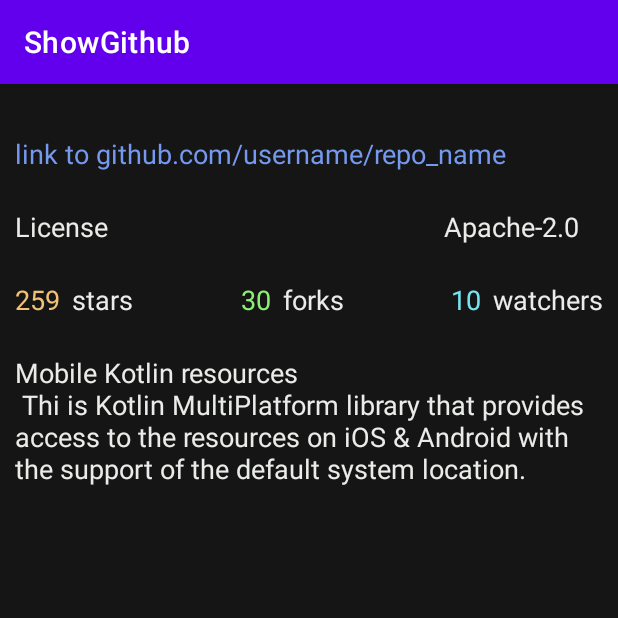
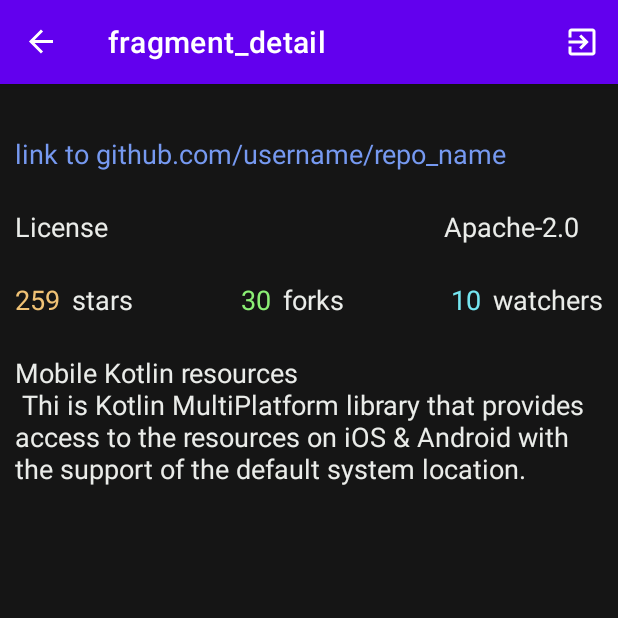
Before and after one commit to pavelfire/ShowGithub, an Android app: the DetailFragment screen opened through its navigation route, on a phone screen of 412 x 824 dp, the top half of it. Run offline under Robolectric (Android 15) with nearby library versions, the phone set to English and light mode, and no system bars; our stand-ins replace navigation-ui.

Commit message:
app bar (action bar) and options menu added

```diff
--- a/app/src/main/java/com/vk/directop/showgithub/data/repository/GithubRepositoryImpl.kt
+++ b/app/src/main/java/com/vk/directop/showgithub/data/repository/GithubRepositoryImpl.kt
@@ -13,6 +13,11 @@ class GithubRepositoryImpl(private val githubApi: GithubApi) : GithubRepository
         return mapToDomainRepo(result)
     }
 
+    override suspend fun login(username : String, token: String): List<RepoDomain> {
+        val result = githubApi.login(username)
+        return mapToDomainRepo(result)
+    }
+
     private fun mapToDomainRepo(oldList: List<RepoDTO>) : List<RepoDomain>{
         return oldList.map { it.toRepoDomain() }
     }
--- a/app/src/main/java/com/vk/directop/showgithub/domain/repository/GithubRepository.kt
+++ b/app/src/main/java/com/vk/directop/showgithub/domain/repository/GithubRepository.kt
@@ -5,4 +5,6 @@ import com.vk.directop.showgithub.domain.model.RepoDomain
 interface GithubRepository {
 
     suspend fun getUserRepos(name: String): List<RepoDomain>
+
+    suspend fun login(username: String, token: String): List<RepoDomain>
 }
--- a/app/src/main/java/com/vk/directop/showgithub/presentation/MainActivity.kt
+++ b/app/src/main/java/com/vk/directop/showgithub/presentation/MainActivity.kt
@@ -2,20 +2,29 @@ package com.vk.directop.showgithub.presentation
 
 import androidx.appcompat.app.AppCompatActivity
 import android.os.Bundle
+import androidx.navigation.findNavController
+import androidx.navigation.ui.NavigationUI
 import com.vk.directop.showgithub.R
 
 class MainActivity : AppCompatActivity() {
     override fun onCreate(savedInstanceState: Bundle?) {
         super.onCreate(savedInstanceState)
         setContentView(R.layout.activity_main)
+
+        val navController = this.findNavController(R.id.nav_host_fragment)
+        NavigationUI.setupActionBarWithNavController(this,navController)
     }
+
+    override fun onSupportNavigateUp(): Boolean {
+        val navController = this.findNavController(R.id.nav_host_fragment)
+        return navController.navigateUp()
+    }
+
 }
 
 //https://docs.github.com/en
 //https://kmm.icerock.dev/university/android-basics/practice
 //https://api.github.com/users/octocat/repos
 
-
-
 //https://yandex.ru/search/?clid=1882628&text=curl+-i+-u+your_username%3Ayour_token+https%3A%2F%2Fapi.github.com%2Fuser+to+get+retrofit&l10n=ru&lr=47
 //https://www.andreyolegovich.ru/testing/api/github.php
--- a/app/src/main/java/com/vk/directop/showgithub/presentation/detail/DetailFragment.kt
+++ b/app/src/main/java/com/vk/directop/showgithub/presentation/detail/DetailFragment.kt
@@ -3,11 +3,13 @@ package com.vk.directop.showgithub.presentation.detail
 import android.content.Intent
 import android.net.Uri
 import android.os.Bundle
+import android.util.Log
+import android.view.*
 import androidx.fragment.app.Fragment
-import android.view.LayoutInflater
-import android.view.View
-import android.view.ViewGroup
+import androidx.navigation.findNavController
+import androidx.navigation.ui.NavigationUI
 import com.vk.directop.showgithub.R
+import kotlin.system.exitProcess
 
 
 class DetailFragment : Fragment() {
@@ -22,6 +24,9 @@ class DetailFragment : Fragment() {
         savedInstanceState: Bundle?
     ): View? {
         // Inflate the layout for this fragment
+
+        setHasOptionsMenu(true)
+
         return inflater.inflate(R.layout.fragment_detail, container, false)
     }
 
@@ -29,6 +34,22 @@ class DetailFragment : Fragment() {
 
     }
 
+    override fun onCreateOptionsMenu(menu: Menu, inflater: MenuInflater) {
+        super.onCreateOptionsMenu(menu, inflater)
+        inflater.inflate(R.menu.options_menu, menu)
+    }
+    override fun onOptionsItemSelected(item: MenuItem): Boolean {
+        return when (item.itemId) {
+            R.id.menu_exit -> {
+                exitProcess(-1)
+                true
+            }
+            else -> {
+                super.onOptionsItemSelected(item)
+            }
+        }
+    }
+
     //открывает браузер и переходит по ссылке
 //    val link = Uri.parse("https://ya.ru")
 //    val intent = Intent(Intent.ACTION_VIEW, link)
--- a/app/src/main/java/com/vk/directop/showgithub/presentation/login/LoginFragment.kt
+++ b/app/src/main/java/com/vk/directop/showgithub/presentation/login/LoginFragment.kt
@@ -41,10 +41,13 @@ class LoginFragment : Fragment() {
 
         //viewModel = ViewModelProvider(this).get(LoginViewModel::class.java)
 
+        var name = ""
+
         binding.btSignIn.setOnClickListener {
+            name = binding.etUsername.text.toString()
             viewModel.loginClicked()
             viewModel.login(
-                binding.etUsername.text.toString(),
+                name,
                 binding.etToken.text.toString()
             )
         }
--- a/app/src/main/java/com/vk/directop/showgithub/presentation/login/LoginViewModel.kt
+++ b/app/src/main/java/com/vk/directop/showgithub/presentation/login/LoginViewModel.kt
@@ -5,6 +5,12 @@ import androidx.lifecycle.LiveData
 import androidx.lifecycle.MutableLiveData
 import androidx.lifecycle.ViewModel
 import androidx.lifecycle.viewModelScope
+import com.vk.directop.showgithub.data.network.GithubApi
+import com.vk.directop.showgithub.data.network.GithubNetwork
+import com.vk.directop.showgithub.data.repository.GithubRepositoryImpl
+import com.vk.directop.showgithub.domain.model.RepoDomain
+import com.vk.directop.showgithub.domain.usecase.GetReposUseCase
+import com.vk.directop.showgithub.domain.usecase.LoginUseCase
 import kotlinx.coroutines.delay
 import kotlinx.coroutines.flow.MutableStateFlow
 import kotlinx.coroutines.flow.StateFlow
@@ -17,18 +23,41 @@ class LoginViewModel : ViewModel() {
         get() = _eventLogin
 
     private val _loginUiState = MutableStateFlow<LoginUiState>(LoginUiState.Empty)
-    val loginUiState : StateFlow<LoginUiState> = _loginUiState
+    val loginUiState: StateFlow<LoginUiState> = _loginUiState
+
+    private val githubApi: GithubApi by lazy { GithubNetwork() }
+    private val githubRepository by lazy { GithubRepositoryImpl(githubApi) }
+    private val loginUseCase by lazy { LoginUseCase(githubRepository) }
+
+    private val _response = MutableLiveData<List<RepoDomain>>()
+    val response: LiveData<List<RepoDomain>>
+        get() = _response
+
 
     fun login(username: String, token: String) = viewModelScope.launch {
         _loginUiState.value = LoginUiState.Loading
-        delay(1300L)
-        if(username == "and" && token == "and"){
+        //delay(1300L)
+
+        if (username == "and" && token == "and") {
+            //if (username.isNotEmpty() && token.isNotEmpty()) {
+
             _loginUiState.value = LoginUiState.Success
             _eventLogin.value = true
-        }else if(username.isEmpty() || token.isEmpty()){
+        } else if (username.isNotEmpty() && token.isEmpty()) {
+
+            viewModelScope.launch {
+                val dataList = loginUseCase.execute(name = username, token = token)
+                Log.d("MyTag", "received: $dataList")
+                //_response.value = dataList
+            }
+
+            _loginUiState.value = LoginUiState.Success
+            _eventLogin.value = true
+        } else if (username.isEmpty() || token.isEmpty()) {
             _loginUiState.value = LoginUiState.Error("Username and token must not be empty.")
-        }else{
-            _loginUiState.value = LoginUiState.Error("Wrong credentials! For enter write username: and token: and")
+        } else {
+            _loginUiState.value =
+                LoginUiState.Error("Wrong credentials! For enter write username: and token: and")
         }
     }
 
@@ -39,7 +68,12 @@ class LoginViewModel : ViewModel() {
         object Empty : LoginUiState()
     }
 
-    fun loginClicked(){
+    fun loginClicked() {
         Log.d("MyTag", "login clicked in view model")
     }
+
+
+    init {
+
+    }
 }
--- /dev/null
+++ b/app/src/main/res/drawable/ic_baseline_exit_to_app_24.xml
@@ -0,0 +1,10 @@
+<vector xmlns:android="http://schemas.android.com/apk/res/android"
+    android:width="24dp"
+    android:height="24dp"
+    android:viewportWidth="24"
+    android:viewportHeight="24"
+    android:tint="?attr/colorControlNormal">
+  <path
+      android:fillColor="@android:color/white"
+      android:pathData="M10.09,15.59L11.5,17l5,-5 -5,-5 -1.41,1.41L12.67,11H3v2h9.67l-2.58,2.59zM19,3H5c-1.11,0 -2,0.9 -2,2v4h2V5h14v14H5v-4H3v4c0,1.1 0.89,2 2,2h14c1.1,0 2,-0.9 2,-2V5c0,-1.1 -0.9,-2 -2,-2z"/>
+</vector>
--- /dev/null
+++ b/app/src/main/res/menu/options_menu.xml
@@ -0,0 +1,10 @@
+<?xml version="1.0" encoding="utf-8"?>
+<menu xmlns:android="http://schemas.android.com/apk/res/android"
+    xmlns:app="http://schemas.android.com/apk/res-auto">
+
+    <item
+        android:id="@+id/menu_exit"
+        android:icon="@drawable/ic_baseline_exit_to_app_24"
+        android:title="exit"
+        app:showAsAction="ifRoom" />
+</menu>
```
Also changed, not shown: app/src/main/java/com/vk/directop/showgithub/data/network/GithubApi.kt (+5 -13 lines), app/src/main/java/com/vk/directop/showgithub/data/network/GithubNetwork.kt (+12 -11 lines), app/src/main/java/com/vk/directop/showgithub/domain/usecase/LoginUseCase.kt (added, +12 -0 lines), app/src/main/java/com/vk/directop/showgithub/presentation/list_repo/ListRepoFragment.kt (+22 -66 lines).
